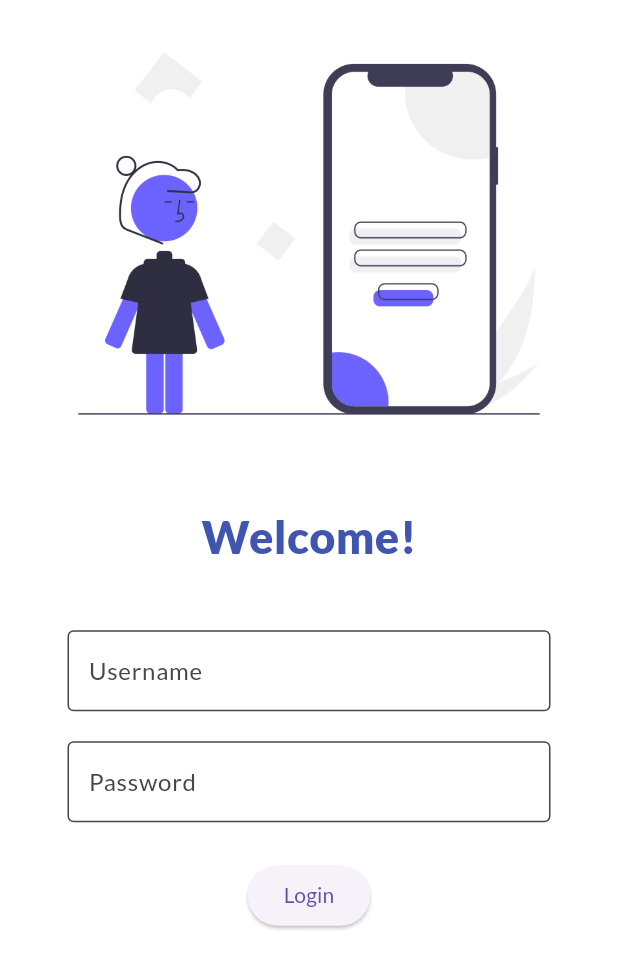
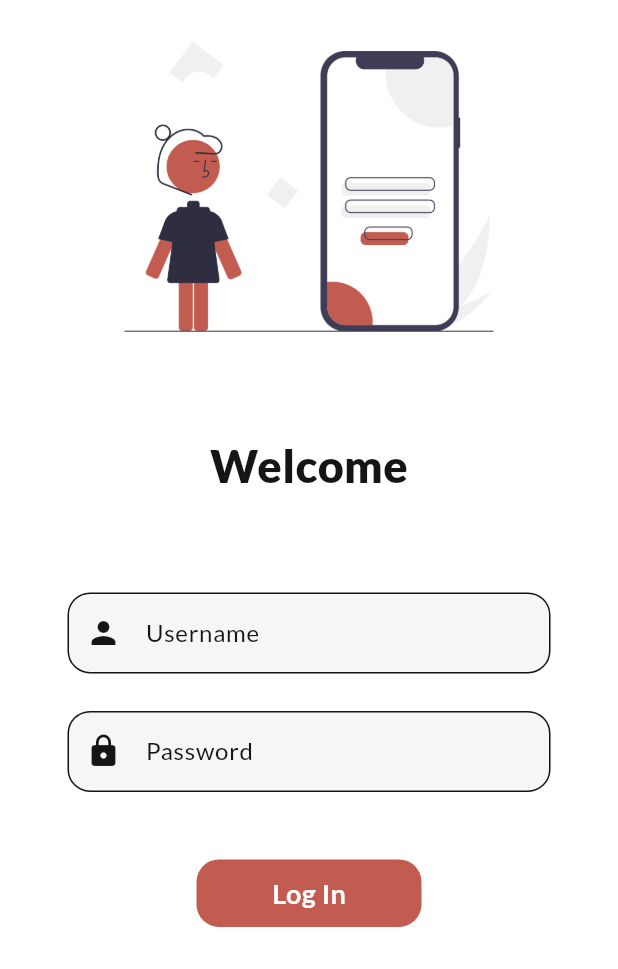
Before and after one commit to amnayakub/Catalog-App, a Flutter app: the screen it shows after launch, on a phone screen of 412 x 824 dp. Shown: the top 969 px of the screen. Run offline on Flutter 3.47's test engine with Material 3 defaults, Android fonts, the phone set to English and light mode, and no system bars; our stand-ins replace google_fonts.

Commit message:
login page almost done

```diff
--- a/lib/main.dart
+++ b/lib/main.dart
@@ -1,6 +1,7 @@
 import 'package:flutter/material.dart';
 import 'package:flutter_catalog/pages/home_page.dart';
 import 'package:flutter_catalog/pages/login_page.dart';
+import 'package:flutter_catalog/utils/routes.dart';
 import 'package:google_fonts/google_fonts.dart';
 
 void main() {
@@ -25,8 +26,8 @@ class MyApp extends StatelessWidget {
       initialRoute: "/",
       routes : {
         "/" : (context) => const LoginPage(),
-        "/home" : (context) => const HomePage(),
-        "/login" : (context) => const LoginPage(),
+        MyRoutes.homeRoute : (context) => const HomePage(),
+        MyRoutes.loginRoute : (context) => const LoginPage(),
       },
     );
   }
--- a/lib/pages/login_page.dart
+++ b/lib/pages/login_page.dart
@@ -1,69 +1,164 @@
 import 'package:flutter/material.dart';
+import 'package:flutter_catalog/utils/routes.dart';
 
-class LoginPage extends StatelessWidget {
+class LoginPage extends StatefulWidget {
   const LoginPage({super.key});
+
+  @override
+  State<LoginPage> createState() => _LoginPageState();
+}
+
+class _LoginPageState extends State<LoginPage> {
+
+  String name = "";
+  bool changeButton = false;
 
   @override
   Widget build(BuildContext context) {
     return Material(
       color: Colors.white,
+      child: Center(
+        child: SingleChildScrollView(
           child: Column(
             children: [
-          Image.asset("assets/images/login_image.png"),
-          const SizedBox(
-            height: 25,
+              Padding(
+                padding: const EdgeInsets.only(bottom: 40),
+                  child: Image.asset(
+                    "assets/images/login_image.png",
+                    width: MediaQuery.of(context).size.width * 0.8,
+                    fit: BoxFit.contain,
                   ),
-          const Text(
-            'Welcome!',
-            style: TextStyle(
-              color: Color.fromARGB(255, 64, 85, 175),
+              ),
+              Text(
+                'Welcome $name',
+                textAlign: TextAlign.center,
+                style: const TextStyle(
+                  color: Color(0xFF161514),
                   fontWeight: FontWeight.w900,
                   fontSize: 30,
                 ),
               ),
               const SizedBox(
-            height: 25,
+                height: 47,
               ),
               Padding(
                 padding: const EdgeInsets.symmetric(vertical: 16.0, horizontal: 45.0),
                 child: Column(
                   children: [
                     TextFormField(
-                  decoration: const InputDecoration(
+                      decoration: InputDecoration(
                         labelText: "Username",
                         hintText: "Enter username",
-                    border: OutlineInputBorder(),
+                        prefixIcon: const Icon(Icons.person, color: Color(0xFF161514)),
+                        labelStyle: const TextStyle(color: Color(0xFF161514)),
+                        border: OutlineInputBorder(
+                          borderRadius: BorderRadius.circular(15.0),
+                        ),
+                        enabledBorder: OutlineInputBorder(
+                          borderRadius: BorderRadius.circular(15.0),
+                          borderSide: const BorderSide(color: Color(0xFF161514)),
+                        ),
+                        focusedBorder:  OutlineInputBorder(
+                          borderRadius: BorderRadius.circular(15.0),
+                          borderSide: const BorderSide(color: Color(0xFF161514)),
+                        ),
                         filled: true,
-                    fillColor: Colors.white,
-                    contentPadding: EdgeInsets.symmetric(vertical: 15.0, horizontal: 10.0),
+                        fillColor: const Color.fromARGB(255, 247, 246, 246),
+                        contentPadding: const EdgeInsets.symmetric(vertical: 15.0, horizontal: 10.0),
+
                       ),
-                ),
-                const SizedBox(
-                  height: 20,
-                ),
-                TextFormField(
-                  obscureText: true,
-                  decoration: const InputDecoration(
-                    labelText: "Password",
-                    hintText: "Enter password",
-                    border: OutlineInputBorder(),
-                    filled: true,
-                    fillColor: Colors.white,
-                    contentPadding: EdgeInsets.symmetric(vertical: 15.0, horizontal: 10.0),
-                  ),
+                      onChanged: (value) {
+                        name = value;
+                        setState(() {
+
+                        });
+                      },
                     ),
                     const SizedBox(
                       height: 25,
                     ),
-                ElevatedButton(
-                  style: TextButton.styleFrom(),
-                  onPressed: () {},
-                  child: const Text('Login'),
+                    TextFormField(
+                      obscureText: true,
+                      decoration: InputDecoration(
+                        labelText: "Password",
+                        hintText: "Enter password",
+                        labelStyle: const TextStyle(color: Color(0xFF161514)),
+                        prefixIcon: const Icon(Icons.lock, color: Color(0xFF161514)),
+                        border: OutlineInputBorder(
+                          borderRadius: BorderRadius.circular(15.0),
+                        ),
+                        enabledBorder: OutlineInputBorder(
+                          borderRadius: BorderRadius.circular(15.0),
+                          borderSide: const BorderSide(color: Color(0xFF161514)),
+                        ),
+                        focusedBorder:  OutlineInputBorder(
+                          borderRadius: BorderRadius.circular(15.0),
+                          borderSide: const BorderSide(color: Color(0xFF161514)),
+                        ),
+                        filled: true,
+                        fillColor: const Color.fromARGB(255, 247, 246, 246),
+                        contentPadding: const EdgeInsets.symmetric(vertical: 15.0, horizontal: 10.0),
+                      ),
+                    ),
+                    const SizedBox(
+                      height: 45,
+                    ),
+                    InkWell(
+                      onTap: () async {
+                        setState(() {
+                          changeButton = true;
+                        });
+                        await Future.delayed( const Duration(seconds: 1));
+                        Navigator.pushNamed(context, MyRoutes.homeRoute);
+                      },
+                      child: AnimatedContainer(
+                        duration: const Duration(seconds: 1),
+                        width: changeButton ? 50 : 150,
+                        height:  changeButton ? 49 : 45,
+                        alignment: Alignment.center,
+                        decoration: BoxDecoration(
+                          color: const Color(0xFFC25C50),
+                          borderRadius: BorderRadius.circular(changeButton ? 50 : 15),
+                        ),
+                        child: changeButton ? const Icon(Icons.done, color: Colors.white,) : const Text(
+                          'Log In',
+                          style: TextStyle(
+                            fontSize: 18,
+                            fontWeight: FontWeight.bold,
+                            color: Colors.white,
+                          ),
+                        ),
+                      ),
+                    ),
+                    // ElevatedButton(
+                    //   style: TextButton.styleFrom(
+                    //     foregroundColor: Colors.white,
+                    //     backgroundColor: const Color(0xFFC25C50),
+                    //     padding: const EdgeInsets.symmetric(horizontal: 40, vertical: 10),
+                    //     shape: RoundedRectangleBorder(
+                    //       borderRadius: BorderRadius.circular(15.0),
+                    //     ),
+                    //   ),
+                    //   onPressed: () {
+                    //     Navigator.pushNamed(context, MyRoutes.homeRoute);
+                    //   },
+                    //   child: const Text(
+                    //     'Log In',
+                    //     style: TextStyle(
+                    //       fontSize: 17,
+                    //       fontWeight: FontWeight.bold,
+                    //     ),
+                    //   ),
+                    // ),
+                    const SizedBox(
+                      height: 200,
                     ),
                   ],
                 ),
               ),
             ],
+          ),
+        ),
       )
     );
   }
--- /dev/null
+++ b/lib/utils/routes.dart
@@ -0,0 +1,4 @@
+class MyRoutes {
+  static String homeRoute = "/home";
+  static String loginRoute = "/login";
+}
```
Also changed, not shown: assets/images/login_image.png. Lines whose indentation alone changed are shown as unchanged.
